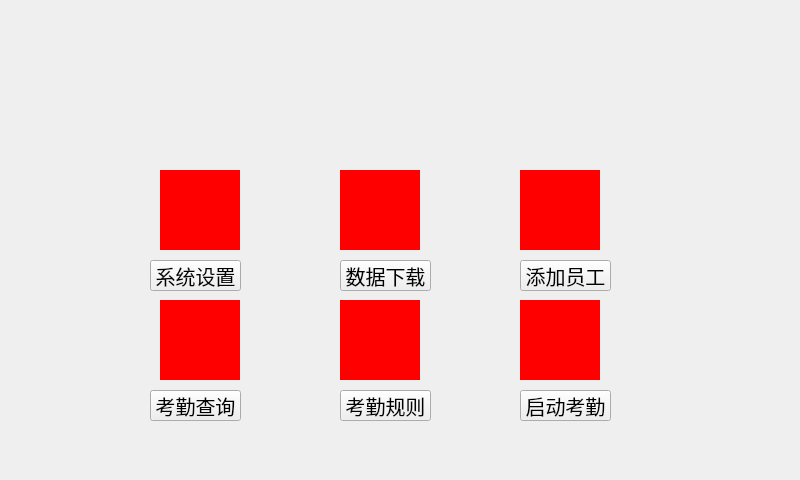
Qt form mainwindow.ui (jindezhang/kqj) before a commit.
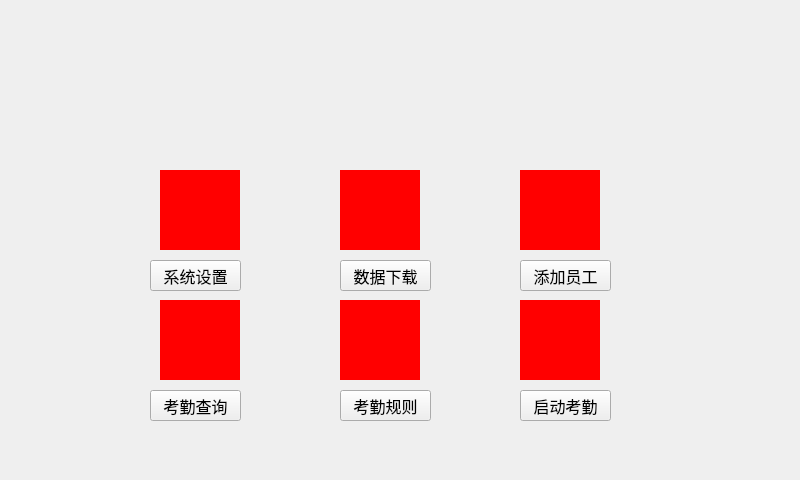
The same form after that commit. Custom widgets are drawn as their Qt base class.

```diff
--- a/mainwindow.ui
+++ b/mainwindow.ui
@@ -157,7 +157,7 @@
     </property>
     <property name="font">
      <font>
-      <pointsize>15</pointsize>
+      <pointsize>12</pointsize>
      </font>
     </property>
     <property name="text">
@@ -175,7 +175,7 @@
     </property>
     <property name="font">
      <font>
-      <pointsize>15</pointsize>
+      <pointsize>12</pointsize>
      </font>
     </property>
     <property name="text">
@@ -193,7 +193,7 @@
     </property>
     <property name="font">
      <font>
-      <pointsize>15</pointsize>
+      <pointsize>12</pointsize>
      </font>
     </property>
     <property name="text">
@@ -211,7 +211,7 @@
     </property>
     <property name="font">
      <font>
-      <pointsize>15</pointsize>
+      <pointsize>12</pointsize>
      </font>
     </property>
     <property name="text">
@@ -229,7 +229,7 @@
     </property>
     <property name="font">
      <font>
-      <pointsize>15</pointsize>
+      <pointsize>12</pointsize>
      </font>
     </property>
     <property name="text">
@@ -247,20 +247,20 @@
     </property>
     <property name="font">
      <font>
-      <pointsize>15</pointsize>
+      <pointsize>12</pointsize>
      </font>
     </property>
     <property name="text">
      <string>考勤规则</string>
     </property>
    </widget>
-   <widget class="top" name="wg_top" native="true">
+   <widget class="QWidget" name="">
     <property name="geometry">
      <rect>
       <x>0</x>
       <y>0</y>
-      <width>800</width>
-      <height>50</height>
+      <width>801</width>
+      <height>61</height>
      </rect>
     </property>
    </widget>
```
Left out of the diff: 31 changed lines with no effect on the pictures.
